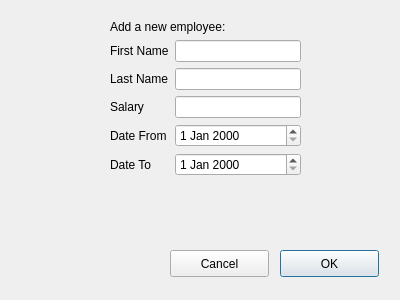
Old version of the form project_emp/insertdialog.ui in the repository UserTomas/employee.
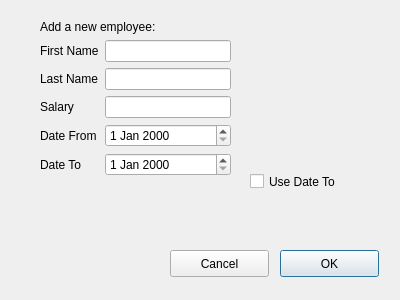
New version of the form.

```diff
--- a/project_emp/insertdialog.ui
+++ b/project_emp/insertdialog.ui
@@ -16,7 +16,7 @@
   <widget class="QWidget" name="layoutWidget">
    <property name="geometry">
     <rect>
-     <x>110</x>
+     <x>40</x>
      <y>20</y>
      <width>191</width>
      <height>209</height>
@@ -111,6 +111,19 @@
     <string>Cancel</string>
    </property>
   </widget>
+  <widget class="QCheckBox" name="checkBoxUseDateTo">
+   <property name="geometry">
+    <rect>
+     <x>250</x>
+     <y>170</y>
+     <width>101</width>
+     <height>23</height>
+    </rect>
+   </property>
+   <property name="text">
+    <string>Use Date To</string>
+   </property>
+  </widget>
  </widget>
  <resources/>
  <connections/>
```
